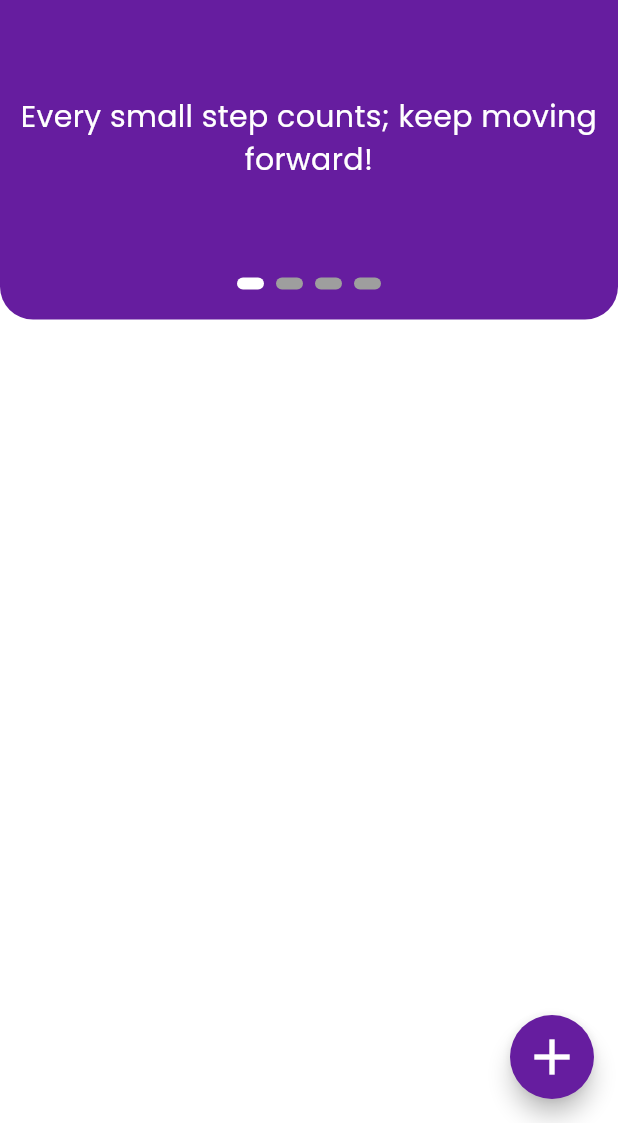
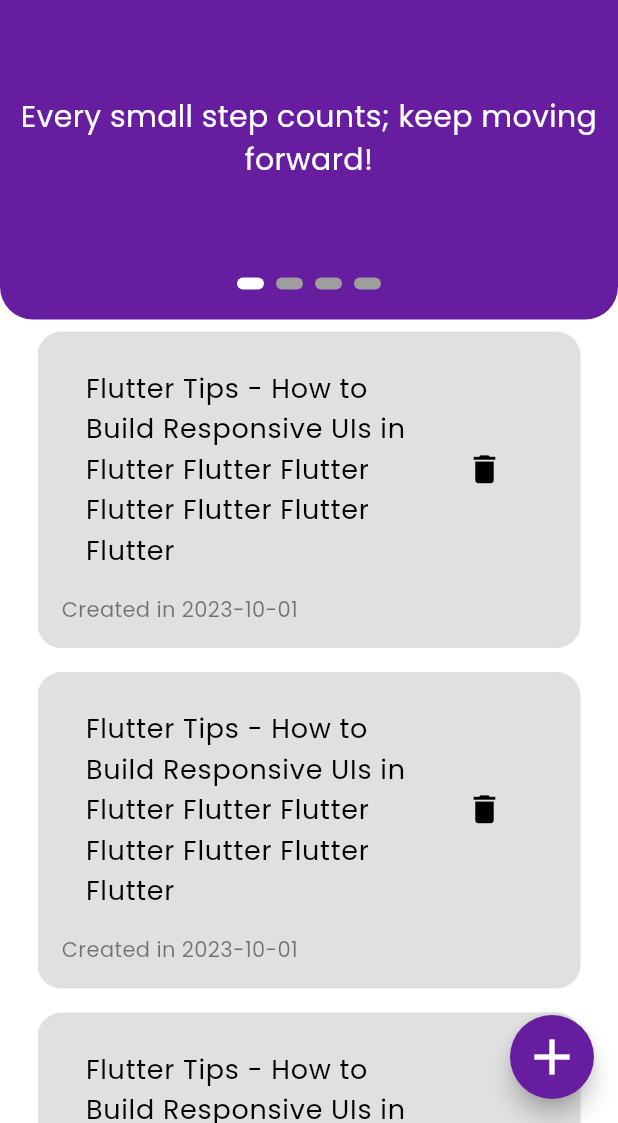
Before and after one commit to MiladnserSB/ToDoListApp, a Flutter app: the screen it shows after launch, on a phone screen of 412 x 824 dp, the part 113-1236 px from its top. Run offline on Flutter 3.47's test engine with Material 3 defaults, Android fonts, the phone set to English and light mode, and no system bars; drawn by our look-alikes of smooth_page_indicator.

Commit message:
create task item and tast list items

```diff
--- a/lib/views/home_page_view.dart
+++ b/lib/views/home_page_view.dart
@@ -9,7 +9,8 @@ class HomePageView extends StatelessWidget {
   Widget build(BuildContext context) {
     return Scaffold(
       floatingActionButton: FloatingActionButton(
-        onPressed: () {},
+        onPressed: () {
+        },
          shape: const CircleBorder(),
         backgroundColor: kPriamryColor,
         child: const Icon(
--- a/lib/widgets/home_page_view_body_lower_part.dart
+++ b/lib/widgets/home_page_view_body_lower_part.dart
@@ -1,4 +1,6 @@
 import 'package:flutter/material.dart';
+import 'package:to_do_list_app/widgets/task_item.dart';
+import 'package:to_do_list_app/widgets/task_list_item.dart';
 
 class HomePageViewBodyLowerPart extends StatelessWidget {
   const HomePageViewBodyLowerPart({
@@ -7,6 +9,13 @@ class HomePageViewBodyLowerPart extends StatelessWidget {
 
   @override
   Widget build(BuildContext context) {
-    return Container(color: Colors.white,);
+    return Container(color: Colors.white,
+   child: Column(
+     children: [
+      SizedBox(height: MediaQuery.of(context).size.height*0.35,),
+      const TaskListItems(),
+     ],
+   ),
+    );
   }
 }
--- /dev/null
+++ b/lib/widgets/task_item.dart
@@ -0,0 +1,63 @@
+import 'package:flutter/material.dart';
+
+class TaskItem extends StatelessWidget {
+  const TaskItem({super.key});
+
+  @override
+  Widget build(BuildContext context) {
+   return Padding(
+      padding: const EdgeInsets.symmetric(vertical: 8.0),
+      child: GestureDetector(
+        onTap: () {
+          // Navigator.of(context).push(
+          //   MaterialPageRoute(
+          //     builder: (context) {
+          //       return EditNoteView();
+          //     },
+          //   ),
+          // );
+        },
+        child: Container(
+          padding: const EdgeInsets.all(16),
+          decoration: BoxDecoration(
+            color: Colors.grey.shade300,
+            borderRadius: BorderRadius.circular(16),
+          ),
+          child: Column(
+            crossAxisAlignment: CrossAxisAlignment.start,
+            children: [
+              ListTile(
+                title: Text(
+                  'Flutter Tips - How to Build Responsive UIs in Flutter Flutter Flutter Flutter Flutter Flutter Flutter',
+                  style: TextStyle(color: Colors.black, fontSize: 18),
+                  maxLines: 5,
+                  overflow: TextOverflow.ellipsis,
+                ),
+                // subtitle: Padding(
+                //   padding: const EdgeInsets.only(top: 12.0, bottom: 4),
+                //   child: Text(
+                //     'Learn how to create responsive layouts in Flutter.',
+                //     style: TextStyle(
+                //         color: Colors.black.withOpacity(0.5), fontSize: 16),
+                //   ),
+                // ),
+                trailing: IconButton(
+                  onPressed: () {},
+                  icon: Icon(Icons.delete, size: 25, color: Colors.black),
+                ),
+              ),
+              Padding(
+                padding: const EdgeInsets.only(top: 8.0),
+                child: Text(
+                  'Created in 2023-10-01',
+                  style: TextStyle(
+                      color: Colors.black.withOpacity(0.5), fontSize: 14),
+                ),
+              ),
+            ],
+          ),
+        ),
+      ),
+    );
+  }
+}
--- /dev/null
+++ b/lib/widgets/task_list_item.dart
@@ -0,0 +1,21 @@
+import 'package:flutter/material.dart';
+import 'package:to_do_list_app/widgets/task_item.dart';
+
+class TaskListItems extends StatelessWidget {
+  const TaskListItems({
+    super.key,
+  });
+
+  @override
+  Widget build(BuildContext context) {
+    return Expanded(
+      child: Padding(
+        padding: const EdgeInsets.symmetric(horizontal:  25.0),
+        child: ListView.builder(itemBuilder: (context,index){
+
+          return TaskItem();
+        }, padding: EdgeInsets.zero,),
+      ),
+    );
+  }
+}
```
